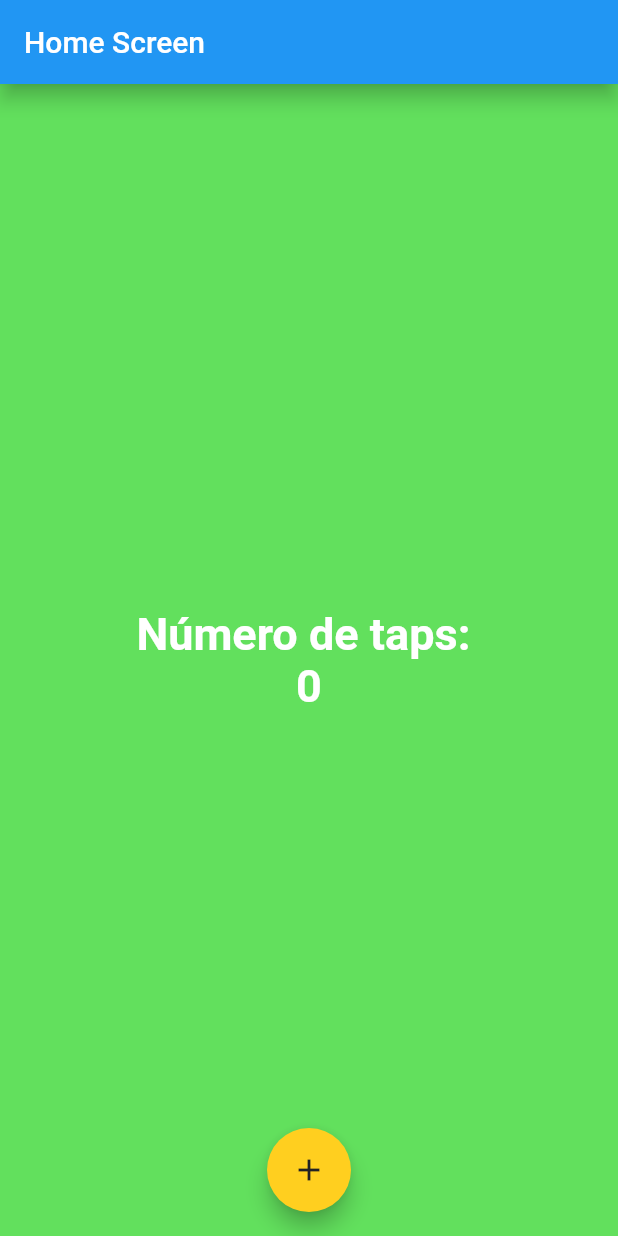
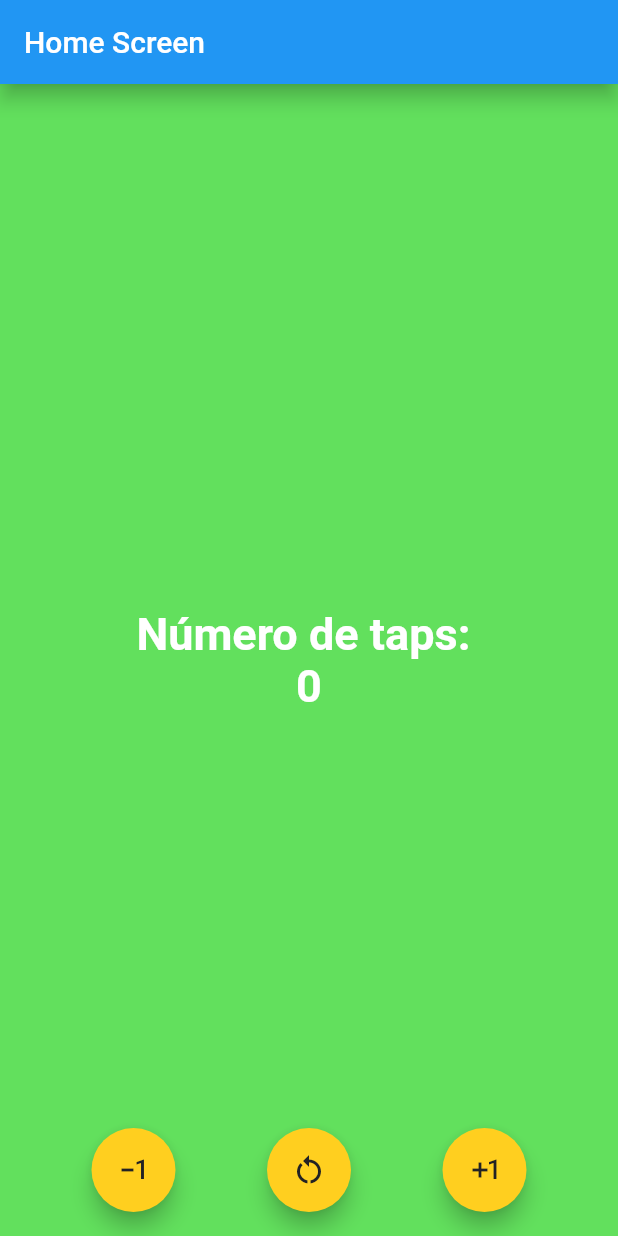
Before and after one commit to JuanMerino15/Counter_App, a Flutter app: the screen it shows after launch, on a phone screen of 412 x 824 dp. Run offline on Flutter 3.47's test engine with Material 2 defaults, Android fonts, the phone set to English and light mode, and no system bars.

Commit message:
second commit

```diff
--- a/lib/main.dart
+++ b/lib/main.dart
@@ -1,4 +1,4 @@
-import 'package:counter_app5a/screens/home_screen.dart';
+import 'package:counter_app5a/screens/counter_screen.dart';
 import 'package:flutter/material.dart';
 
 void main(){
@@ -15,7 +15,7 @@ class CounterApp extends StatelessWidget{
    // ignore: prefer_const_constructors
    return const MaterialApp(
     debugShowCheckedModeBanner: false,
-    home: HomeScreen(),
+    home: CounterScreen(),
 
 
 
--- /dev/null
+++ b/lib/screens/counter_screen.dart
@@ -0,0 +1,73 @@
+
+
+import 'package:flutter/material.dart';
+
+class CounterScreen extends StatefulWidget {
+  const CounterScreen({super.key});
+
+  @override
+  State<CounterScreen> createState() => _CounterScreenState();
+}
+
+class _CounterScreenState extends State<CounterScreen> {
+  int contador = 0;
+  @override
+  Widget build(BuildContext context) {
+
+    const TextStyle estiloTexto= TextStyle(
+      fontSize: 30,
+      color: Colors.white,
+      fontWeight: FontWeight.bold,
+    );
+    return Scaffold(
+      appBar: AppBar(
+        title: const Text('Home Screen'),
+        elevation: 5.5,
+      ),
+      backgroundColor: Color.fromARGB(255, 98, 224, 93),
+    body: Center(
+      child: Column(
+        mainAxisAlignment: MainAxisAlignment.center,
+        children: [
+          const Text(
+            'Número de taps: ',
+            style: estiloTexto ,
+            ),
+          Text(
+            '$contador',
+          style: estiloTexto,
+          ),
+        ],
+      )),
+      floatingActionButtonLocation: FloatingActionButtonLocation.centerFloat,
+      floatingActionButton:
+      Row(
+        mainAxisAlignment: MainAxisAlignment.spaceEvenly,
+        children: [
+             FloatingActionButton(
+            backgroundColor: const Color.fromARGB(255, 255, 207, 31),
+            foregroundColor: const Color.fromARGB(255, 34, 34, 36),
+            onPressed: () => setState(() => contador-- ),
+             child:const  Icon(Icons.exposure_minus_1),
+            ),
+
+              FloatingActionButton(
+            backgroundColor: const Color.fromARGB(255, 255, 207, 31),
+            foregroundColor: const Color.fromARGB(255, 34, 34, 36),
+             onPressed: () => setState(() => contador=0 ),
+             child:const  Icon(Icons.restart_alt),
+            ),
+
+          FloatingActionButton(
+            backgroundColor: const Color.fromARGB(255, 255, 207, 31),
+            foregroundColor: const Color.fromARGB(255, 34, 34, 36),
+            onPressed: () => setState(() => contador++ ),
+             child:const  Icon(Icons.exposure_plus_1),
+            ),
+
+
+        ],
+      ),
+      );
+}
+}
--- a/lib/screens/home_screen.dart
+++ b/lib/screens/home_screen.dart
@@ -1,4 +1,4 @@
-import 'dart:html';
+
 
 import 'package:flutter/material.dart';
 
```
